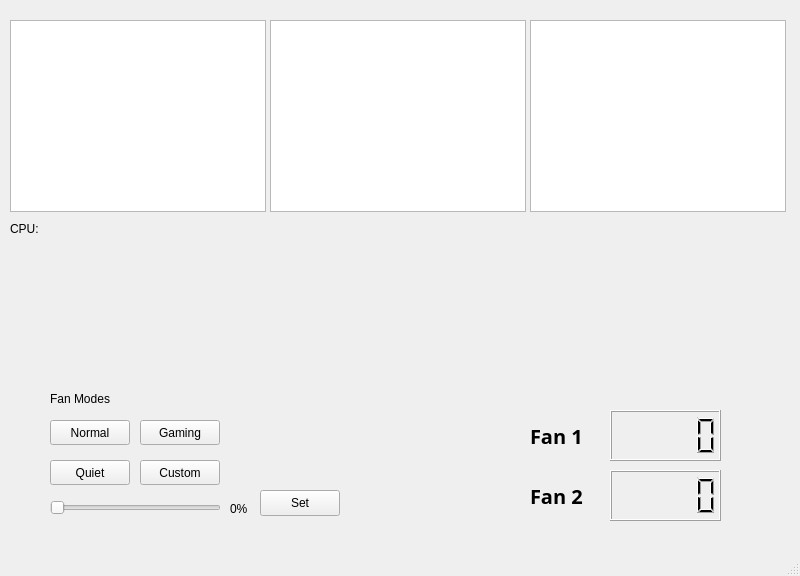
tangalbert919/AeroControlCenter, file mainwindow.ui: the form before one commit.
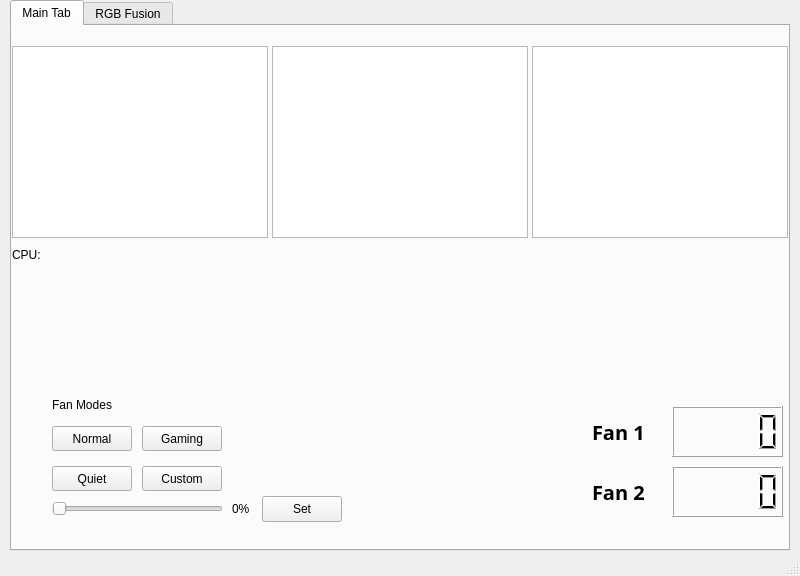
The form after the commit. The open tabs and pages were chosen to show the change.

Commit message:
Add tabs to main window
This will allow us to build an RGB UI later.

What changed in the file:
```diff
--- a/mainwindow.ui
+++ b/mainwindow.ui
@@ -14,84 +14,27 @@
    <string>Aero Control Center</string>
   </property>
   <widget class="QWidget" name="centralwidget">
-   <widget class="QLCDNumber" name="fan1RPM">
+   <widget class="QTabWidget" name="tabWidget">
     <property name="geometry">
      <rect>
-      <x>610</x>
-      <y>410</y>
-      <width>111</width>
-      <height>51</height>
+      <x>10</x>
+      <y>0</y>
+      <width>780</width>
+      <height>551</height>
      </rect>
     </property>
-   </widget>
-   <widget class="QLCDNumber" name="fan2RPM">
-    <property name="geometry">
-     <rect>
-      <x>610</x>
-      <y>470</y>
-      <width>111</width>
-      <height>51</height>
-     </rect>
+    <property name="currentIndex">
+     <number>1</number>
     </property>
-   </widget>
-   <widget class="QLabel" name="fan1Label">
-    <property name="geometry">
-     <rect>
-      <x>530</x>
-      <y>410</y>
-      <width>71</width>
-      <height>51</height>
-     </rect>
-    </property>
-    <property name="font">
-     <font>
-      <family>Source Code Pro</family>
-      <pointsize>15</pointsize>
-      <bold>true</bold>
-     </font>
-    </property>
-    <property name="text">
-     <string>Fan 1</string>
-    </property>
-   </widget>
-   <widget class="QLabel" name="fan2Label">
-    <property name="geometry">
-     <rect>
-      <x>530</x>
-      <y>470</y>
-      <width>71</width>
-      <height>51</height>
-     </rect>
-    </property>
-    <property name="font">
-     <font>
-      <family>Source Code Pro</family>
-      <pointsize>15</pointsize>
-      <bold>true</bold>
-     </font>
-    </property>
-    <property name="text">
-     <string>Fan 2</string>
-    </property>
-   </widget>
-   <widget class="QPushButton" name="fanNormalBtn">
-    <property name="geometry">
-     <rect>
-      <x>50</x>
-      <y>420</y>
-      <width>80</width>
-      <height>25</height>
-     </rect>
-    </property>
-    <property name="text">
-     <string>Normal</string>
-    </property>
-   </widget>
+    <widget class="QWidget" name="mainTab">
+     <attribute name="title">
+      <string>Main Tab</string>
+     </attribute>
    <widget class="QPushButton" name="fanGamingBtn">
     <property name="geometry">
      <rect>
-      <x>140</x>
-      <y>420</y>
+        <x>130</x>
+        <y>400</y>
       <width>80</width>
       <height>25</height>
      </rect>
@@ -100,11 +43,85 @@
      <string>Gaming</string>
     </property>
    </widget>
+     <widget class="QPushButton" name="fanNormalBtn">
+      <property name="geometry">
+       <rect>
+        <x>40</x>
+        <y>400</y>
+        <width>80</width>
+        <height>25</height>
+       </rect>
+      </property>
+      <property name="text">
+       <string>Normal</string>
+      </property>
+     </widget>
+     <widget class="QGraphicsView" name="cpuView">
+      <property name="geometry">
+       <rect>
+        <x>0</x>
+        <y>20</y>
+        <width>256</width>
+        <height>192</height>
+       </rect>
+      </property>
+      <property name="verticalScrollBarPolicy">
+       <enum>Qt::ScrollBarAlwaysOff</enum>
+      </property>
+      <property name="horizontalScrollBarPolicy">
+       <enum>Qt::ScrollBarAlwaysOff</enum>
+      </property>
+     </widget>
+     <widget class="QGraphicsView" name="gpuView">
+      <property name="geometry">
+       <rect>
+        <x>260</x>
+        <y>20</y>
+        <width>256</width>
+        <height>192</height>
+       </rect>
+      </property>
+      <property name="verticalScrollBarPolicy">
+       <enum>Qt::ScrollBarAlwaysOff</enum>
+      </property>
+      <property name="horizontalScrollBarPolicy">
+       <enum>Qt::ScrollBarAlwaysOff</enum>
+      </property>
+     </widget>
+     <widget class="QGraphicsView" name="memoryView">
+      <property name="geometry">
+       <rect>
+        <x>520</x>
+        <y>20</y>
+        <width>256</width>
+        <height>192</height>
+       </rect>
+      </property>
+      <property name="verticalScrollBarPolicy">
+       <enum>Qt::ScrollBarAlwaysOff</enum>
+      </property>
+      <property name="horizontalScrollBarPolicy">
+       <enum>Qt::ScrollBarAlwaysOff</enum>
+      </property>
+     </widget>
+     <widget class="QLabel" name="fanModeLabel">
+      <property name="geometry">
+       <rect>
+        <x>40</x>
+        <y>370</y>
+        <width>211</width>
+        <height>17</height>
+       </rect>
+      </property>
+      <property name="text">
+       <string>Fan Modes</string>
+      </property>
+     </widget>
    <widget class="QPushButton" name="fanQuietBtn">
     <property name="geometry">
      <rect>
-      <x>50</x>
-      <y>460</y>
+        <x>40</x>
+        <y>440</y>
       <width>80</width>
       <height>25</height>
      </rect>
@@ -116,8 +133,8 @@
    <widget class="QPushButton" name="fanCustomBtn">
     <property name="geometry">
      <rect>
-      <x>140</x>
-      <y>460</y>
+        <x>130</x>
+        <y>440</y>
       <width>80</width>
       <height>25</height>
      </rect>
@@ -129,94 +146,106 @@
    <widget class="QSlider" name="fanCustomSlider">
     <property name="geometry">
      <rect>
-      <x>50</x>
-      <y>500</y>
+        <x>40</x>
+        <y>470</y>
       <width>171</width>
-      <height>16</height>
+        <height>26</height>
      </rect>
     </property>
     <property name="orientation">
      <enum>Qt::Horizontal</enum>
     </property>
    </widget>
-   <widget class="QLabel" name="fanModeLabel">
-    <property name="geometry">
-     <rect>
-      <x>50</x>
-      <y>390</y>
-      <width>211</width>
-      <height>17</height>
-     </rect>
-    </property>
-    <property name="text">
-     <string>Fan Modes</string>
-    </property>
-   </widget>
-   <widget class="QGraphicsView" name="cpuView">
-    <property name="geometry">
-     <rect>
-      <x>10</x>
-      <y>20</y>
-      <width>256</width>
-      <height>192</height>
-     </rect>
-    </property>
-    <property name="verticalScrollBarPolicy">
-     <enum>Qt::ScrollBarAlwaysOff</enum>
-    </property>
-    <property name="horizontalScrollBarPolicy">
-     <enum>Qt::ScrollBarAlwaysOff</enum>
-    </property>
-   </widget>
    <widget class="QLabel" name="fanCustomPercent">
     <property name="geometry">
      <rect>
-      <x>230</x>
-      <y>500</y>
+        <x>220</x>
+        <y>470</y>
       <width>51</width>
-      <height>17</height>
+        <height>26</height>
      </rect>
     </property>
     <property name="text">
      <string>0%</string>
     </property>
    </widget>
-   <widget class="QGraphicsView" name="gpuView">
+     <widget class="QPushButton" name="setFanSpeedBtn">
     <property name="geometry">
      <rect>
-      <x>270</x>
-      <y>20</y>
-      <width>256</width>
-      <height>192</height>
-     </rect>
-    </property>
-    <property name="verticalScrollBarPolicy">
-     <enum>Qt::ScrollBarAlwaysOff</enum>
-    </property>
-    <property name="horizontalScrollBarPolicy">
-     <enum>Qt::ScrollBarAlwaysOff</enum>
-    </property>
-   </widget>
-   <widget class="QGraphicsView" name="memoryView">
+        <x>250</x>
+        <y>470</y>
+        <width>80</width>
+        <height>26</height>
+       </rect>
+      </property>
+      <property name="text">
+       <string>Set</string>
+      </property>
+     </widget>
+     <widget class="QLCDNumber" name="fan2RPM">
+      <property name="geometry">
+       <rect>
+        <x>660</x>
+        <y>440</y>
+        <width>111</width>
+        <height>51</height>
+       </rect>
+      </property>
+     </widget>
+     <widget class="QLCDNumber" name="fan1RPM">
     <property name="geometry">
      <rect>
-      <x>530</x>
-      <y>20</y>
-      <width>256</width>
-      <height>192</height>
-     </rect>
-    </property>
-    <property name="verticalScrollBarPolicy">
-     <enum>Qt::ScrollBarAlwaysOff</enum>
-    </property>
-    <property name="horizontalScrollBarPolicy">
-     <enum>Qt::ScrollBarAlwaysOff</enum>
+        <x>660</x>
+        <y>380</y>
+        <width>111</width>
+        <height>51</height>
+       </rect>
+      </property>
+     </widget>
+     <widget class="QLabel" name="fan1Label">
+      <property name="geometry">
+       <rect>
+        <x>580</x>
+        <y>380</y>
+        <width>71</width>
+        <height>51</height>
+       </rect>
+      </property>
+      <property name="font">
+       <font>
+        <family>Source Code Pro</family>
+        <pointsize>15</pointsize>
+        <bold>true</bold>
+       </font>
+      </property>
+      <property name="text">
+       <string>Fan 1</string>
+      </property>
+     </widget>
+     <widget class="QLabel" name="fan2Label">
+      <property name="geometry">
+       <rect>
+        <x>580</x>
+        <y>440</y>
+        <width>71</width>
+        <height>51</height>
+       </rect>
+      </property>
+      <property name="font">
+       <font>
+        <family>Source Code Pro</family>
+        <pointsize>15</pointsize>
+        <bold>true</bold>
+       </font>
+      </property>
+      <property name="text">
+       <string>Fan 2</string>
     </property>
    </widget>
    <widget class="QLabel" name="cpuLabel">
     <property name="geometry">
      <rect>
-      <x>10</x>
+        <x>0</x>
       <y>220</y>
       <width>256</width>
       <height>17</height>
@@ -226,18 +255,25 @@
      <string>CPU: </string>
     </property>
    </widget>
-   <widget class="QPushButton" name="setFanSpeedBtn">
+    </widget>
+    <widget class="QWidget" name="rgbTab">
+     <attribute name="title">
+      <string>RGB Fusion</string>
+     </attribute>
+     <widget class="QLabel" name="label">
     <property name="geometry">
      <rect>
-      <x>260</x>
-      <y>490</y>
-      <width>80</width>
-      <height>26</height>
+        <x>360</x>
+        <y>230</y>
+        <width>81</width>
+        <height>18</height>
      </rect>
     </property>
     <property name="text">
-     <string>Set</string>
-    </property>
+       <string>Coming soon</string>
+      </property>
+     </widget>
+    </widget>
    </widget>
   </widget>
   <widget class="QMenuBar" name="menubar">
```
Lines whose indentation alone changed are shown as unchanged. The commit also changes 1 other file.
